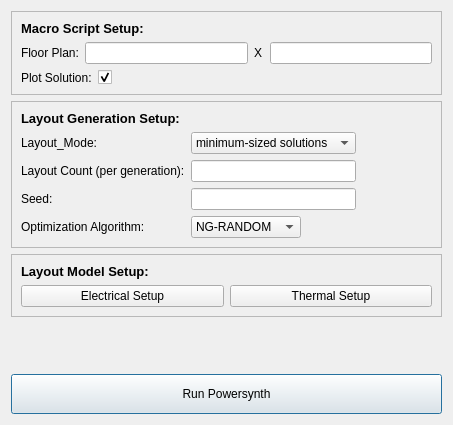
Before: the Qt Designer form qt/ui/optimizationSetup.ui in e3da/PowerSynth2-gui, drawn with Qt 5.
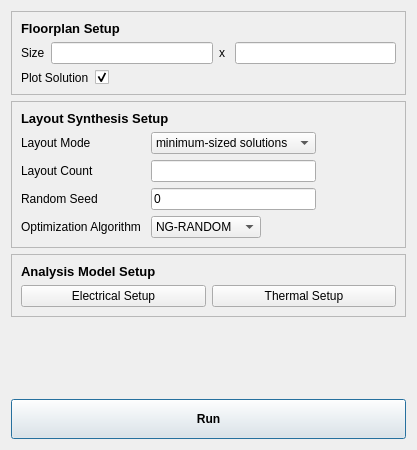
After: the same form once the commit is applied.

What changed in the file:
```diff
--- a/qt/ui/optimizationSetup.ui
+++ b/qt/ui/optimizationSetup.ui
@@ -6,8 +6,8 @@
    <rect>
     <x>0</x>
     <y>0</y>
-    <width>453</width>
-    <height>425</height>
+    <width>417</width>
+    <height>450</height>
    </rect>
   </property>
   <property name="sizePolicy">
@@ -32,7 +32,7 @@
       <item row="0" column="0">
        <widget class="QLabel" name="label_17">
         <property name="text">
-         <string>&lt;html&gt;&lt;head/&gt;&lt;body&gt;&lt;p&gt;&lt;span style=&quot; font-size:10pt; font-weight:600;&quot;&gt;Macro Script Setup:&lt;/span&gt;&lt;/p&gt;&lt;/body&gt;&lt;/html&gt;</string>
+         <string>&lt;html&gt;&lt;head/&gt;&lt;body&gt;&lt;p&gt;&lt;span style=&quot; font-size:10pt; font-weight:600;&quot;&gt;Floorplan Setup&lt;/span&gt;&lt;/p&gt;&lt;/body&gt;&lt;/html&gt;</string>
         </property>
        </widget>
       </item>
@@ -41,7 +41,7 @@
         <item>
          <widget class="QLabel" name="label_12">
           <property name="text">
-           <string>Floor Plan:</string>
+           <string>Size</string>
           </property>
          </widget>
         </item>
@@ -70,7 +70,7 @@
            </size>
           </property>
           <property name="text">
-           <string>X</string>
+           <string>x</string>
           </property>
          </widget>
         </item>
@@ -97,7 +97,7 @@
            </sizepolicy>
           </property>
           <property name="text">
-           <string>Plot Solution:</string>
+           <string>Plot Solution</string>
           </property>
          </widget>
         </item>
@@ -137,12 +137,15 @@
       <item row="0" column="0" colspan="2">
        <widget class="QLabel" name="label_10">
         <property name="text">
-         <string>&lt;html&gt;&lt;head/&gt;&lt;body&gt;&lt;p&gt;&lt;span style=&quot; font-size:10pt; font-weight:600;&quot;&gt;Layout Generation Setup:&lt;/span&gt;&lt;/p&gt;&lt;/body&gt;&lt;/html&gt;</string>
+         <string>&lt;html&gt;&lt;head/&gt;&lt;body&gt;&lt;p&gt;&lt;span style=&quot; font-size:10pt; font-weight:600;&quot;&gt;Layout Synthesis Setup&lt;/span&gt;&lt;/p&gt;&lt;/body&gt;&lt;/html&gt;</string>
         </property>
        </widget>
       </item>
       <item row="3" column="0">
        <layout class="QGridLayout" name="gridLayout_4">
+        <property name="horizontalSpacing">
+         <number>10</number>
+        </property>
         <item row="0" column="1">
          <widget class="QComboBox" name="combo_layout_mode">
           <property name="sizePolicy">
@@ -181,7 +184,7 @@
         <item row="0" column="0">
          <widget class="QLabel" name="label_11">
           <property name="text">
-           <string>Layout_Mode:</string>
+           <string>Layout Mode</string>
           </property>
          </widget>
         </item>
@@ -193,26 +196,35 @@
             <verstretch>0</verstretch>
            </sizepolicy>
           </property>
+          <property name="text">
+           <string>0</string>
+          </property>
          </widget>
         </item>
         <item row="1" column="0">
          <widget class="QLabel" name="label_14">
           <property name="text">
-           <string>Layout Count (per generation):</string>
+           <string>Layout Count</string>
           </property>
          </widget>
         </item>
         <item row="2" column="0">
          <widget class="QLabel" name="label_15">
           <property name="text">
-           <string>Seed:</string>
+           <string>Random Seed</string>
           </property>
          </widget>
         </item>
         <item row="3" column="0">
          <widget class="QLabel" name="label_16">
+          <property name="sizePolicy">
+           <sizepolicy hsizetype="Preferred" vsizetype="Preferred">
+            <horstretch>0</horstretch>
+            <verstretch>0</verstretch>
+           </sizepolicy>
+          </property>
           <property name="text">
-           <string>Optimization Algorithm:</string>
+           <string>Optimization Algorithm</string>
           </property>
          </widget>
         </item>
@@ -259,7 +271,7 @@
       <item row="0" column="0">
        <widget class="QLabel" name="label">
         <property name="text">
-         <string>&lt;html&gt;&lt;head/&gt;&lt;body&gt;&lt;p&gt;&lt;span style=&quot; font-size:10pt; font-weight:600;&quot;&gt;Layout Model Setup:&lt;/span&gt;&lt;/p&gt;&lt;/body&gt;&lt;/html&gt;</string>
+         <string>&lt;html&gt;&lt;head/&gt;&lt;body&gt;&lt;p&gt;&lt;span style=&quot; font-size:10pt; font-weight:600;&quot;&gt;Analysis Model Setup&lt;/span&gt;&lt;/p&gt;&lt;/body&gt;&lt;/html&gt;</string>
         </property>
        </widget>
       </item>
@@ -319,8 +331,13 @@
        <height>40</height>
       </size>
      </property>
+     <property name="font">
+      <font>
+       <bold>true</bold>
+      </font>
+     </property>
      <property name="text">
-      <string>Run Powersynth</string>
+      <string>Run</string>
      </property>
      <property name="default">
       <bool>true</bool>
```
